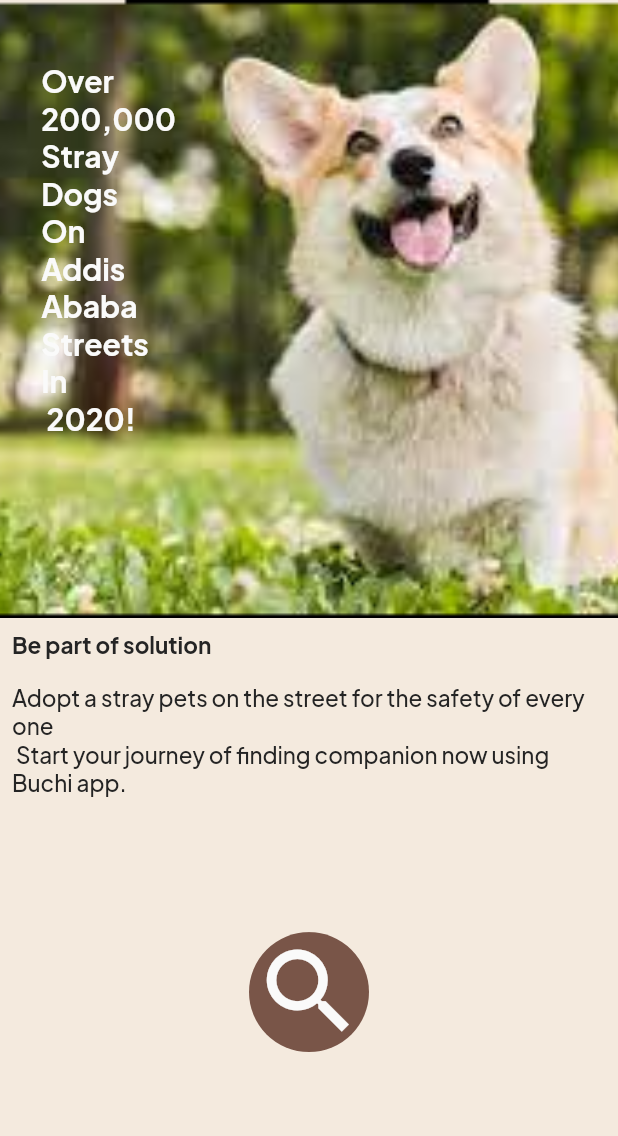
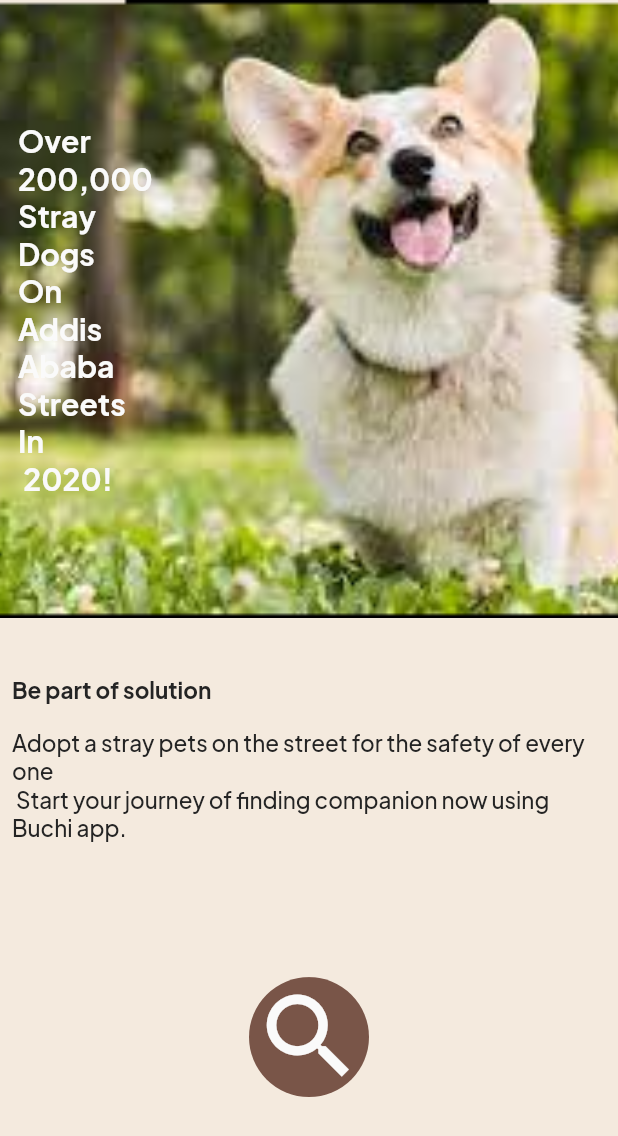
Before and after one commit to KhalidMeftu/buchi, a Flutter app: the screen it shows after launch, on a phone screen of 412 x 824 dp. Shown: the top 1136 px of the screen. Run offline on Flutter 3.47's test engine with Material 2 defaults, Android fonts, the phone set to English and light mode, and no system bars; our stand-ins replace bloc, carousel_slider, dio, equatable, flutter_bloc, flutter_switch and 7 more; network calls fail.

Commit message:
splash screen ui fix

```diff
--- a/lib/presentation/widgets/splash_detail/splash_screen.dart
+++ b/lib/presentation/widgets/splash_detail/splash_screen.dart
@@ -20,29 +20,30 @@ class SplashScreen extends StatelessWidget {
       child: Scaffold(
         extendBodyBehindAppBar: true,
         backgroundColor: AppColors.appBackgroundColor,
-        body: SizedBox.expand(
-            child: Column(
+        body: Column(
           crossAxisAlignment: CrossAxisAlignment.start,
           children: [
-            Stack(
-              children: [
-                SizedBox(
+            Container(
                 height: halfScreenHeight(context),
-                    child: Image.asset(
-                      'assets/images/splash_dog.png',
-                      fit: BoxFit.cover,
-                    )),
-                Positioned(
-                    top: screenWidth(context) / 10,
-                    left: screenWidth(context) / 15,
+                width: double.infinity,
+                decoration: const BoxDecoration(
+                  image: DecorationImage(
+                      image: AssetImage("assets/images/splash_dog.png"),
+                      fit: BoxFit.cover),
+                ),
+                child:Align(alignment:Alignment.centerLeft,child: Padding(
+                  padding: const EdgeInsets.all(12.0),
                   child: Text(
                     AppStrings.splashDogsInAddis,
                     style: PetsFont.largeMedium().copyWith(
                         color: AppColors.whiteColor,
                         fontSize: FontSize.s20,
                         fontWeight: FontWeight.bold),
-                    ))
-              ],
+                  ),
+                )) // Foreground widget here
+            ),
+            const SizedBox(
+              height: 30,
             ),
             Padding(
               padding: const EdgeInsets.all(8.0),
@@ -73,7 +74,7 @@ class SplashScreen extends StatelessWidget {
               ),
             ),
           ],
-        )),
+        )
       ),
     );
   }
```
Lines whose indentation alone changed are shown as unchanged.
